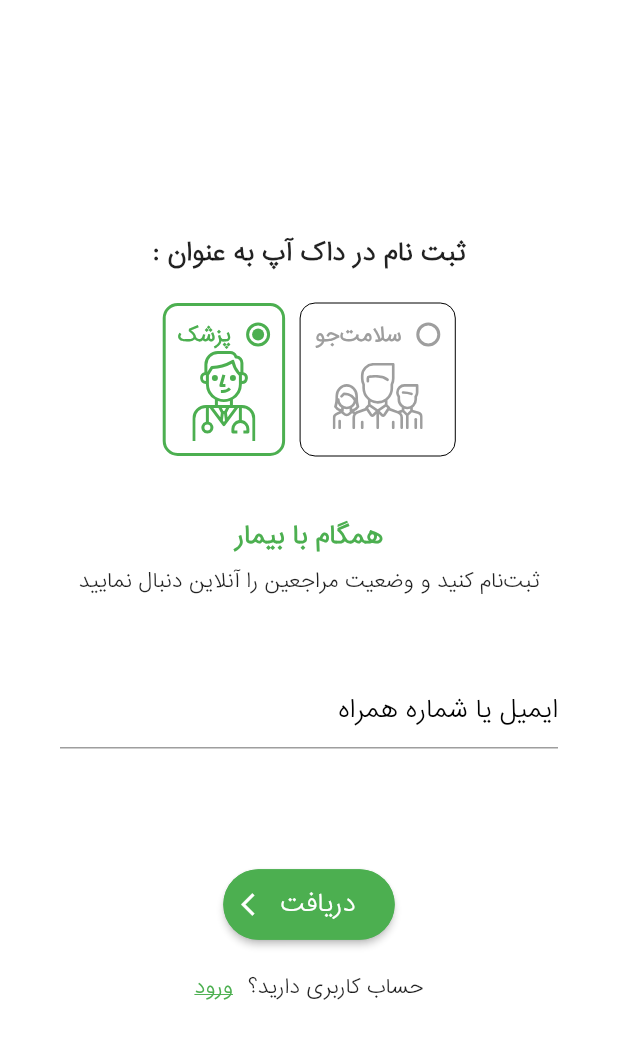
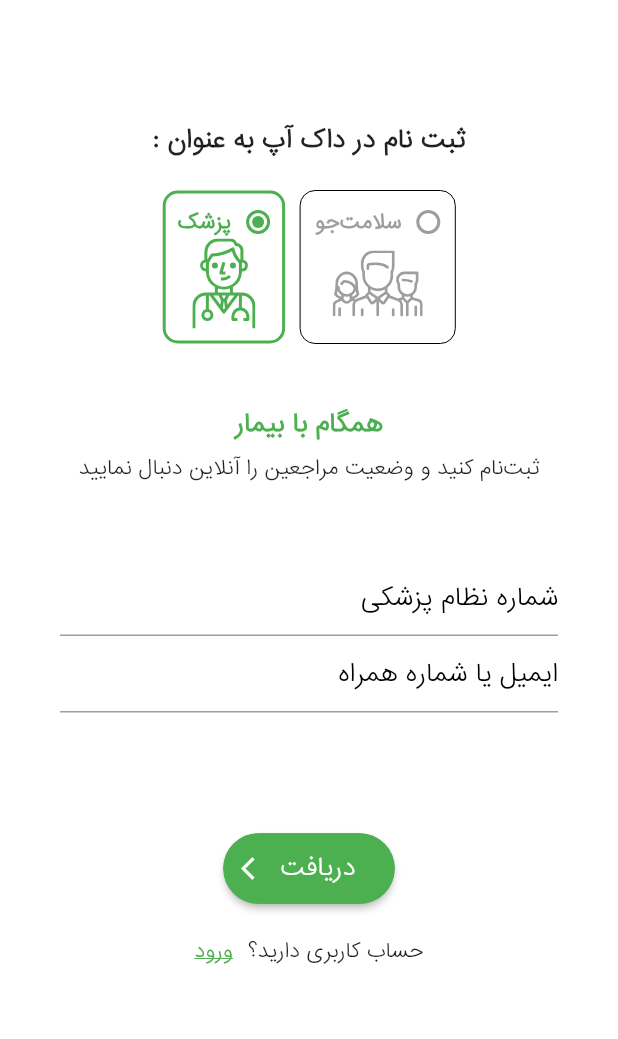
Before and after one commit to sajadgilga/DocUp, a Flutter app: the screen it shows after launch, after a tap on "پزشک", on a phone screen of 412 x 824 dp. Shown: the top 1039 px of the screen. Run offline on Flutter 3.47's test engine with Material 2 defaults, Android fonts, the phone set to English and light mode, and no system bars; our stand-ins replace flutter_svg, rxdart; network calls fail.

Commit message:
fix reported bug

```diff
--- a/lib/UI/loginUI/LoginPage.dart
+++ b/lib/UI/loginUI/LoginPage.dart
@@ -1,6 +1,7 @@
 import 'dart:async';
 
 import 'package:docup/UI/loginUI/RoleType.dart';
+import 'package:docup/UI/widgets/InputField.dart';
 import 'package:docup/UI/widgets/OptionButton.dart';
 import 'package:docup/UI/widgets/RegisterActionButton.dart';
 import 'package:docup/constants/strings.dart';
@@ -34,17 +35,24 @@ class _LoginPageState extends State<LoginPage> {
     });
   }
 
+  _inputFields() => Container(
+      child: currentRoleType == RoleType.PATIENT
+          ? InputField(Strings.emailInputHint)
+          : Column(
+              children: <Widget>[
+                InputField(Strings.doctorIdInputHint),
+                InputField(Strings.emailInputHint)
+              ],
+            ));
+
   @override
   Widget build(BuildContext context) {
     return Scaffold(
       backgroundColor: Colors.white,
-      resizeToAvoidBottomInset: true,
-      body: Stack(
-        fit: StackFit.expand,
+      body: SingleChildScrollView(
+        child: Column(
           children: <Widget>[
-          Column(
-            mainAxisAlignment: MainAxisAlignment.center,
-            children: <Widget>[
+            SizedBox(height: 80),
             Text(
               Strings.registerHeaderMessage,
               style: TextStyle(fontSize: 16, fontWeight: FontWeight.bold),
@@ -90,20 +98,12 @@ class _LoginPageState extends State<LoginPage> {
             SizedBox(height: 50),
             Padding(
               padding: EdgeInsets.only(left: 40.0, right: 40.0),
-                child: TextFormField(
-                  textAlign: TextAlign.right,
-                  decoration: InputDecoration(
-                      hintText: Strings.registerInputHint,
-                      hintStyle: TextStyle(color: Colors.black, fontSize: 16.0),
-                      labelStyle: TextStyle(color: Colors.black)),
-                ),
+              child: _inputFields(),
             ),
             SizedBox(height: 80.0),
             RegisterActionButton(currentRoleType.color),
             SizedBox(height: 20.0),
-              Row(
-                  mainAxisAlignment: MainAxisAlignment.center,
-                  children: <Widget>[
+            Row(mainAxisAlignment: MainAxisAlignment.center, children: <Widget>[
               Text(Strings.enterAction,
                   style: TextStyle(
                       fontSize: 13,
@@ -112,12 +112,10 @@ class _LoginPageState extends State<LoginPage> {
               SizedBox(
                 width: 10.0,
               ),
-                    Text(Strings.accountQuestion,
-                        style: TextStyle(fontSize: 13)),
+              Text(Strings.accountQuestion, style: TextStyle(fontSize: 13)),
             ])
           ],
         ),
-        ],
       ),
     );
   }
--- /dev/null
+++ b/lib/UI/widgets/InputField.dart
@@ -0,0 +1,23 @@
+// ignore: must_be_immutable
+
+import 'package:flutter/material.dart';
+import 'package:flutter/widgets.dart';
+
+class InputField extends StatelessWidget {
+  String inputHint;
+
+  InputField(String inputHint) {
+    this.inputHint = inputHint;
+  }
+
+  @override
+  Widget build(BuildContext context) {
+    return TextFormField(
+      textAlign: TextAlign.right,
+      decoration: InputDecoration(
+          hintText: inputHint,
+          hintStyle: TextStyle(color: Colors.black, fontSize: 16.0),
+          labelStyle: TextStyle(color: Colors.black)),
+    );
+  }
+}
--- a/lib/constants/strings.dart
+++ b/lib/constants/strings.dart
@@ -6,7 +6,8 @@ class Strings {
   static const String yourPatientMessage = "همگام با بیمار";
   static const String patientRegisterMessage = "ثبت‌نام کنید و آنلاین پیگیر روند بهبود خود باشید";
   static const String doctorRegisterMessage = "ثبت‌نام کنید و وضعیت مراجعین را آنلاین دنبال نمایید";
-  static const String registerInputHint = "ایمیل یا شماره همراه";
+  static const String emailInputHint = "ایمیل یا شماره همراه";
+  static const String doctorIdInputHint = "شماره نظام پزشکی";
   static const String registerAction = "دریافت";
   static const String enterAction = "ورود";
   static const String accountQuestion = "حساب کاربری دارید؟";
```
Lines whose indentation alone changed are shown as unchanged.
